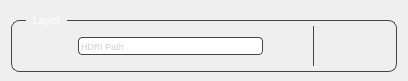
The window that 01_app/dev/UI/layer_UI.ui (kaanyilmaz99/YFX_Lookdev_Tool) describes before a commit, drawn with Qt 5.
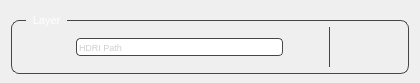
The same window after the commit. Icons and pictures are not drawn.

```diff
--- a/01_app/dev/UI/layer_UI.ui
+++ b/01_app/dev/UI/layer_UI.ui
@@ -9,8 +9,8 @@
    <rect>
     <x>0</x>
     <y>0</y>
-    <width>408</width>
-    <height>78</height>
+    <width>420</width>
+    <height>83</height>
    </rect>
   </property>
   <property name="windowTitle">
@@ -72,7 +72,7 @@
       <item>
        <layout class="QHBoxLayout" name="hLayout">
         <property name="spacing">
-         <number>6</number>
+         <number>4</number>
         </property>
         <property name="sizeConstraint">
          <enum>QLayout::SetMinimumSize</enum>
@@ -295,6 +295,9 @@
         </item>
         <item>
          <widget class="QPushButton" name="btn_options">
+          <property name="enabled">
+           <bool>false</bool>
+          </property>
           <property name="toolTip">
            <string>More Options</string>
           </property>
```
Left out of the diff: 2 changed lines with no effect on the pictures.
